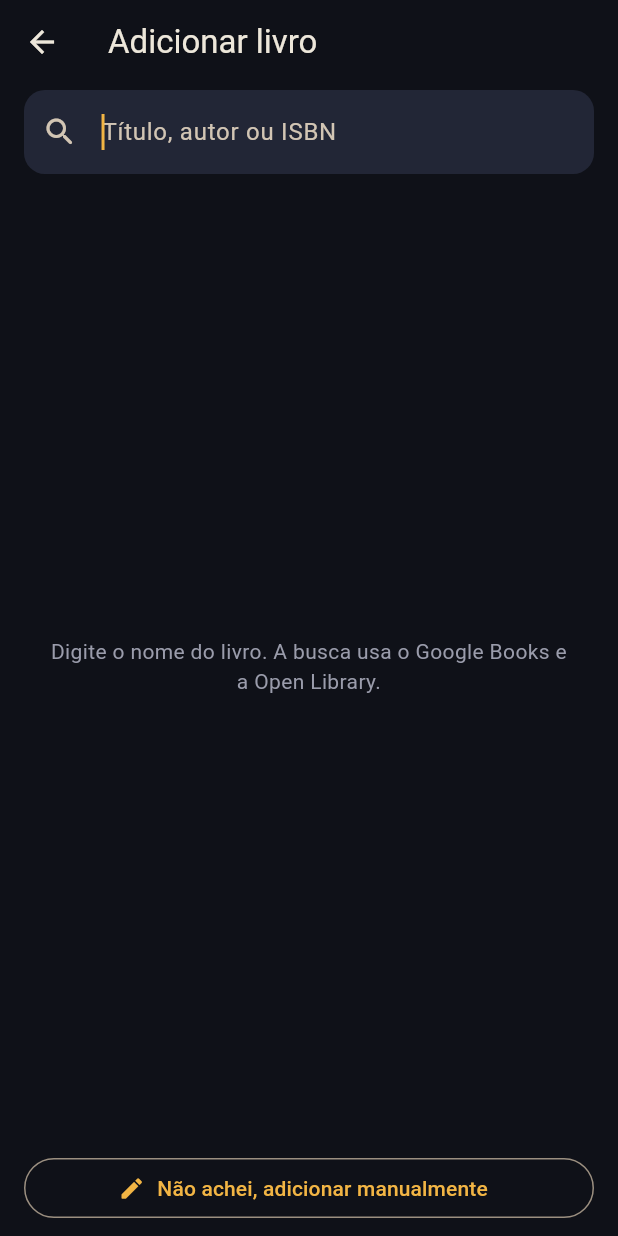
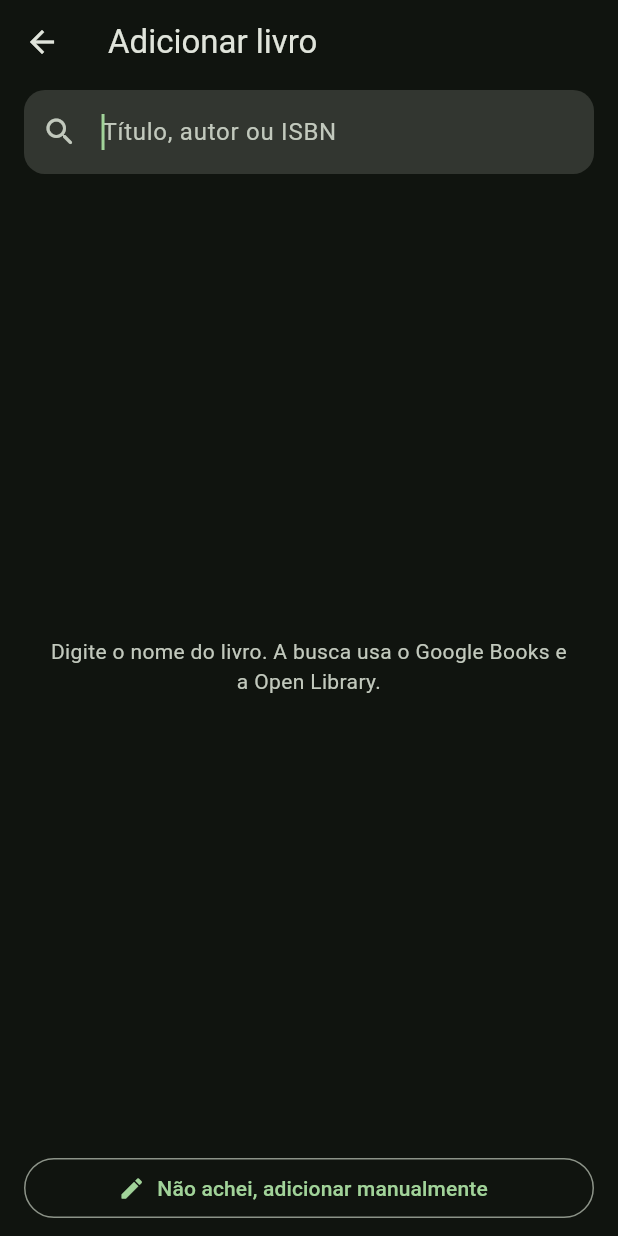
Before and after one commit to gabestk/manuook, a Flutter app: the screen it shows after launch, after a tap on "Buscar um livro", on a phone screen of 412 x 824 dp. Run offline on Flutter 3.47's test engine with Material 3 defaults, Android fonts, the phone set to English and light mode, and no system bars; our stand-ins replace cached_network_image, shared_preferences.

Commit message:
Configurações (tema claro/noturno e cor), ícone no título e notas de 0,1 em 0,1

```diff
--- a/lib/main.dart
+++ b/lib/main.dart
@@ -1,27 +1,35 @@
 import 'package:flutter/material.dart';
 
 import 'screens/home_screen.dart';
+import 'services/app_settings.dart';
 import 'services/book_store.dart';
 import 'theme.dart';
 
 Future<void> main() async {
   WidgetsFlutterBinding.ensureInitialized();
   final store = BookStore();
-  await store.load();
-  runApp(ManuookApp(store: store));
+  final settings = AppSettings();
+  await Future.wait([store.load(), settings.load()]);
+  runApp(ManuookApp(store: store, settings: settings));
 }
 
 class ManuookApp extends StatelessWidget {
   final BookStore store;
-  const ManuookApp({super.key, required this.store});
+  final AppSettings settings;
+  const ManuookApp({super.key, required this.store, required this.settings});
 
   @override
   Widget build(BuildContext context) {
-    return MaterialApp(
-      title: 'manuook',
-      debugShowCheckedModeBanner: false,
-      theme: buildTheme(),
-      home: HomeScreen(store: store),
+    return ListenableBuilder(
+      listenable: settings,
+      builder: (context, _) => MaterialApp(
+        title: 'Manuook',
+        debugShowCheckedModeBanner: false,
+        theme: buildTheme(settings.seedColor, Brightness.light),
+        darkTheme: buildTheme(settings.seedColor, Brightness.dark),
+        themeMode: settings.themeMode,
+        home: HomeScreen(store: store, settings: settings),
+      ),
     );
   }
 }
--- a/lib/screens/home_screen.dart
+++ b/lib/screens/home_screen.dart
@@ -1,19 +1,21 @@
 import 'package:flutter/material.dart';
-import 'package:flutter/services.dart';
 
 import '../models/book.dart';
+import '../services/app_settings.dart';
 import '../services/book_store.dart';
 import '../theme.dart';
 import '../widgets/cover.dart';
 import '../widgets/stars.dart';
 import 'book_edit_screen.dart';
 import 'search_screen.dart';
+import 'settings_screen.dart';
 
 enum SortMode { recent, rating, title }
 
 class HomeScreen extends StatefulWidget {
   final BookStore store;
-  const HomeScreen({super.key, required this.store});
+  final AppSettings settings;
+  const HomeScreen({super.key, required this.store, required this.settings});
 
   @override
   State<HomeScreen> createState() => _HomeScreenState();
@@ -50,44 +52,10 @@ class _HomeScreenState extends State<HomeScreen> {
     ));
   }
 
-  Future<void> _export() async {
-    await Clipboard.setData(ClipboardData(text: widget.store.exportJson()));
-    if (!mounted) return;
-    ScaffoldMessenger.of(context).showSnackBar(const SnackBar(
-      content: Text('Backup copiado. Cole num lugar seguro (e-mail, notas...).'),
+  Future<void> _openSettings() async {
+    await Navigator.of(context).push(MaterialPageRoute(
+      builder: (_) => SettingsScreen(settings: widget.settings, store: widget.store),
     ));
-  }
-
-  Future<void> _import() async {
-    final ctrl = TextEditingController();
-    final text = await showDialog<String>(
-      context: context,
-      builder: (ctx) => AlertDialog(
-        title: const Text('Importar backup'),
-        content: TextField(
-          controller: ctrl,
-          maxLines: 6,
-          decoration: const InputDecoration(hintText: 'Cole aqui o texto do backup'),
-        ),
-        actions: [
-          TextButton(onPressed: () => Navigator.pop(ctx), child: const Text('Cancelar')),
-          FilledButton(
-              onPressed: () => Navigator.pop(ctx, ctrl.text),
-              child: const Text('Importar')),
-        ],
-      ),
-    );
-    if (text == null || text.trim().isEmpty || !mounted) return;
-    try {
-      final n = await widget.store.importJson(text);
-      if (!mounted) return;
-      ScaffoldMessenger.of(context)
-          .showSnackBar(SnackBar(content: Text('$n livros importados.')));
-    } catch (_) {
-      if (!mounted) return;
-      ScaffoldMessenger.of(context).showSnackBar(
-          const SnackBar(content: Text('Esse texto não é um backup válido.')));
-    }
   }
 
   @override
@@ -98,8 +66,19 @@ class _HomeScreenState extends State<HomeScreen> {
         final books = widget.store.books;
         return Scaffold(
           appBar: AppBar(
-            title: const Text('manuook',
-                style: TextStyle(fontWeight: FontWeight.w800, letterSpacing: 0.5)),
+            titleSpacing: 16,
+            title: Row(
+              mainAxisSize: MainAxisSize.min,
+              children: [
+                ClipRRect(
+                  borderRadius: BorderRadius.circular(9),
+                  child: Image.asset('assets/icon/icon.png', width: 34, height: 34),
+                ),
+                const SizedBox(width: 10),
+                const Text('Manuook',
+                    style: TextStyle(fontWeight: FontWeight.w800, letterSpacing: 0.3)),
+              ],
+            ),
             actions: [
               PopupMenuButton<SortMode>(
                 tooltip: 'Ordenar',
@@ -112,13 +91,10 @@ class _HomeScreenState extends State<HomeScreen> {
                   PopupMenuItem(value: SortMode.title, child: Text('Título (A-Z)')),
                 ],
               ),
-              PopupMenuButton<String>(
-                icon: const Icon(Icons.more_vert_rounded),
-                onSelected: (v) => v == 'export' ? _export() : _import(),
-                itemBuilder: (_) => const [
-                  PopupMenuItem(value: 'export', child: Text('Copiar backup')),
-                  PopupMenuItem(value: 'import', child: Text('Importar backup')),
-                ],
+              IconButton(
+                tooltip: 'Configurações',
+                onPressed: _openSettings,
+                icon: const Icon(Icons.settings_rounded),
               ),
             ],
           ),
@@ -140,15 +116,15 @@ class _HomeScreenState extends State<HomeScreen> {
         child: Column(
           mainAxisSize: MainAxisSize.min,
           children: [
-            const Icon(Icons.auto_stories_rounded, size: 72, color: AppColors.gold),
+            Icon(Icons.auto_stories_rounded, size: 72, color: Theme.of(context).colorScheme.primary),
             const SizedBox(height: 16),
             const Text('Sua estante está vazia',
                 style: TextStyle(fontSize: 20, fontWeight: FontWeight.w700)),
             const SizedBox(height: 8),
-            const Text(
+            Text(
               'Adicione os livros que você já leu. Busque pelo título e a capa vem junto.',
               textAlign: TextAlign.center,
-              style: TextStyle(color: AppColors.textDim),
+              style: TextStyle(color: Theme.of(context).colorScheme.onSurfaceVariant),
             ),
             const SizedBox(height: 24),
             FilledButton.icon(
@@ -208,10 +184,10 @@ class _HomeScreenState extends State<HomeScreen> {
                   style: TextStyle(
                       fontSize: 22,
                       fontWeight: FontWeight.w800,
-                      color: color ?? AppColors.text)),
+                      color: color ?? Theme.of(context).colorScheme.onSurface)),
               const SizedBox(height: 2),
               Text(label,
-                  style: const TextStyle(fontSize: 12, color: AppColors.textDim)),
+                  style: TextStyle(fontSize: 12, color: Theme.of(context).colorScheme.onSurfaceVariant)),
             ],
           ),
         );
@@ -220,7 +196,7 @@ class _HomeScreenState extends State<HomeScreen> {
       margin: const EdgeInsets.fromLTRB(16, 4, 16, 8),
       padding: const EdgeInsets.symmetric(vertical: 16, horizontal: 8),
       decoration: BoxDecoration(
-        color: AppColors.surface,
+        color: Theme.of(context).colorScheme.surfaceContainer,
         borderRadius: BorderRadius.circular(18),
       ),
       child: Row(
@@ -240,13 +216,13 @@ class _HomeScreenState extends State<HomeScreen> {
         padding: const EdgeInsets.fromLTRB(20, 18, 20, 10),
         child: Row(
           children: [
-            Icon(icon, size: 20, color: AppColors.gold),
+            Icon(icon, size: 20, color: Theme.of(context).colorScheme.primary),
             const SizedBox(width: 8),
             Expanded(
               child: Text(title,
                   style: const TextStyle(fontSize: 18, fontWeight: FontWeight.w700)),
             ),
-            Text('$count', style: const TextStyle(color: AppColors.textDim)),
+            Text('$count', style: TextStyle(color: Theme.of(context).colorScheme.onSurfaceVariant)),
           ],
         ),
       ),
--- a/lib/screens/search_screen.dart
+++ b/lib/screens/search_screen.dart
@@ -5,7 +5,6 @@ import 'package:flutter/material.dart';
 import '../models/book.dart';
 import '../services/book_api.dart';
 import '../services/book_store.dart';
-import '../theme.dart';
 import '../widgets/cover.dart';
 import 'book_edit_screen.dart';
 
@@ -110,21 +109,22 @@ class _SearchScreenState extends State<SearchScreen> {
 
   Widget _body() {
     if (!_searched && !_loading) {
-      return const Center(
+      return Center(
         child: Padding(
-          padding: EdgeInsets.all(32),
+          padding: const EdgeInsets.all(32),
           child: Text(
             'Digite o nome do livro. A busca usa o Google Books e a Open Library.',
             textAlign: TextAlign.center,
-            style: TextStyle(color: AppColors.textDim),
+            style: TextStyle(color: Theme.of(context).colorScheme.onSurfaceVariant),
           ),
         ),
       );
     }
     if (_searched && _results.isEmpty && !_loading) {
-      return const Center(
+      return Center(
         child: Text('Nada encontrado. Tente outro termo ou adicione manualmente.',
-            textAlign: TextAlign.center, style: TextStyle(color: AppColors.textDim)),
+            textAlign: TextAlign.center,
+            style: TextStyle(color: Theme.of(context).colorScheme.onSurfaceVariant)),
       );
     }
     return ListView.separated(
@@ -158,15 +158,15 @@ class _SearchScreenState extends State<SearchScreen> {
                         Text(r.author,
                             maxLines: 1,
                             overflow: TextOverflow.ellipsis,
-                            style: const TextStyle(color: AppColors.textDim)),
+                            style: TextStyle(color: Theme.of(context).colorScheme.onSurfaceVariant)),
                       Text(
                         [if (r.year != null) r.year!, r.source].join(' · '),
-                        style: const TextStyle(fontSize: 11, color: AppColors.textDim),
+                        style: TextStyle(fontSize: 11, color: Theme.of(context).colorScheme.onSurfaceVariant),
                       ),
                     ],
                   ),
                 ),
-                const Icon(Icons.add_circle_outline_rounded, color: AppColors.gold),
+                Icon(Icons.add_circle_outline_rounded, color: Theme.of(context).colorScheme.primary),
               ],
             ),
           ),
--- /dev/null
+++ b/lib/services/app_settings.dart
@@ -0,0 +1,67 @@
+import 'package:flutter/material.dart';
+import 'package:shared_preferences/shared_preferences.dart';
+
+class AppColorOption {
+  final String name;
+  final Color color;
+  const AppColorOption(this.name, this.color);
+}
+
+const List<AppColorOption> kAppColors = [
+  AppColorOption('Verde escuro', Color(0xFF1B5E20)),
+  AppColorOption('Verde-água', Color(0xFF00796B)),
+  AppColorOption('Azul', Color(0xFF1565C0)),
+  AppColorOption('Azul-marinho', Color(0xFF1A237E)),
+  AppColorOption('Roxo', Color(0xFF6A1B9A)),
+  AppColorOption('Rosa', Color(0xFFC2185B)),
+  AppColorOption('Vinho', Color(0xFF7B1F2E)),
+  AppColorOption('Vermelho', Color(0xFFC62828)),
+  AppColorOption('Laranja', Color(0xFFE65100)),
+  AppColorOption('Dourado', Color(0xFFB8860B)),
+  AppColorOption('Marrom', Color(0xFF5D4037)),
+  AppColorOption('Grafite', Color(0xFF455A64)),
+];
+
+/// Preferências do app: modo claro/noturno e cor principal.
+class AppSettings extends ChangeNotifier {
+  static const _modeKey = 'manuook_theme_mode';
+  static const _colorKey = 'manuook_seed_color';
+
+  ThemeMode themeMode = ThemeMode.dark;
+  Color seedColor = kAppColors.first.color;
+
+  Future<void> load() async {
+    final prefs = await SharedPreferences.getInstance();
+    switch (prefs.getString(_modeKey)) {
+      case 'light':
+        themeMode = ThemeMode.light;
+      case 'system':
+        themeMode = ThemeMode.system;
+      default:
+        themeMode = ThemeMode.dark;
+    }
+    final c = prefs.getInt(_colorKey);
+    if (c != null) seedColor = Color(c);
+    notifyListeners();
+  }
+
+  Future<void> setThemeMode(ThemeMode m) async {
+    themeMode = m;
+    notifyListeners();
+    final prefs = await SharedPreferences.getInstance();
+    await prefs.setString(
+        _modeKey,
+        switch (m) {
+          ThemeMode.light => 'light',
+          ThemeMode.system => 'system',
+          ThemeMode.dark => 'dark',
+        });
+  }
+
+  Future<void> setSeedColor(Color c) async {
+    seedColor = c;
+    notifyListeners();
+    final prefs = await SharedPreferences.getInstance();
+    await prefs.setInt(_colorKey, c.toARGB32());
+  }
+}
--- a/lib/theme.dart
+++ b/lib/theme.dart
@@ -1,39 +1,26 @@
 import 'package:flutter/material.dart';
 
+/// Cores fixas das estrelas (não mudam com o tema).
 class AppColors {
-  static const background = Color(0xFF0F1118);
-  static const surface = Color(0xFF181B26);
-  static const surfaceHigh = Color(0xFF222636);
   static const gold = Color(0xFFF2B544);
   static const specialBlue = Color(0xFF3FA9F5);
-  static const emptyStar = Color(0xFF4A4F63);
-  static const text = Color(0xFFEDE7DA);
-  static const textDim = Color(0xFF9A9CAB);
 }
 
-ThemeData buildTheme() {
-  final scheme = ColorScheme.fromSeed(
-    seedColor: AppColors.gold,
-    brightness: Brightness.dark,
-  ).copyWith(
-    primary: AppColors.gold,
-    onPrimary: const Color(0xFF241A05),
-    surface: AppColors.surface,
-    onSurface: AppColors.text,
-  );
+ThemeData buildTheme(Color seed, Brightness brightness) {
+  final scheme = ColorScheme.fromSeed(seedColor: seed, brightness: brightness);
   return ThemeData(
     useMaterial3: true,
     colorScheme: scheme,
-    scaffoldBackgroundColor: AppColors.background,
-    appBarTheme: const AppBarTheme(
-      backgroundColor: AppColors.background,
-      foregroundColor: AppColors.text,
+    scaffoldBackgroundColor: scheme.surface,
+    appBarTheme: AppBarTheme(
+      backgroundColor: scheme.surface,
+      foregroundColor: scheme.onSurface,
       elevation: 0,
       scrolledUnderElevation: 0,
     ),
     inputDecorationTheme: InputDecorationTheme(
       filled: true,
-      fillColor: AppColors.surfaceHigh,
+      fillColor: scheme.surfaceContainerHighest,
       border: OutlineInputBorder(
         borderRadius: BorderRadius.circular(14),
         borderSide: BorderSide.none,
--- a/pubspec.yaml
+++ b/pubspec.yaml
@@ -20,6 +20,8 @@ dev_dependencies:
 
 flutter:
   uses-material-design: true
+  assets:
+    - assets/icon/icon.png
 
 flutter_launcher_icons:
   android: true
```
Also changed, not shown: lib/screens/book_edit_screen.dart (+13 -31 lines), lib/screens/settings_screen.dart (added, +159 -0 lines), lib/widgets/cover.dart (+6 -7 lines), lib/widgets/stars.dart (+92 -40 lines), 1 other file.
